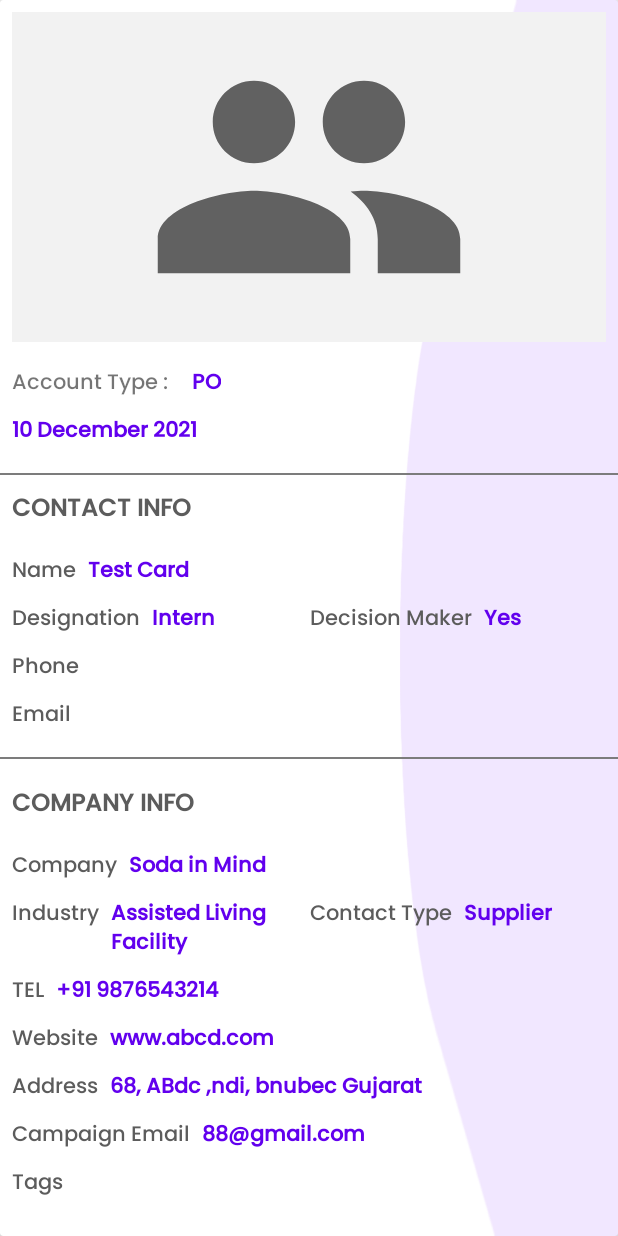
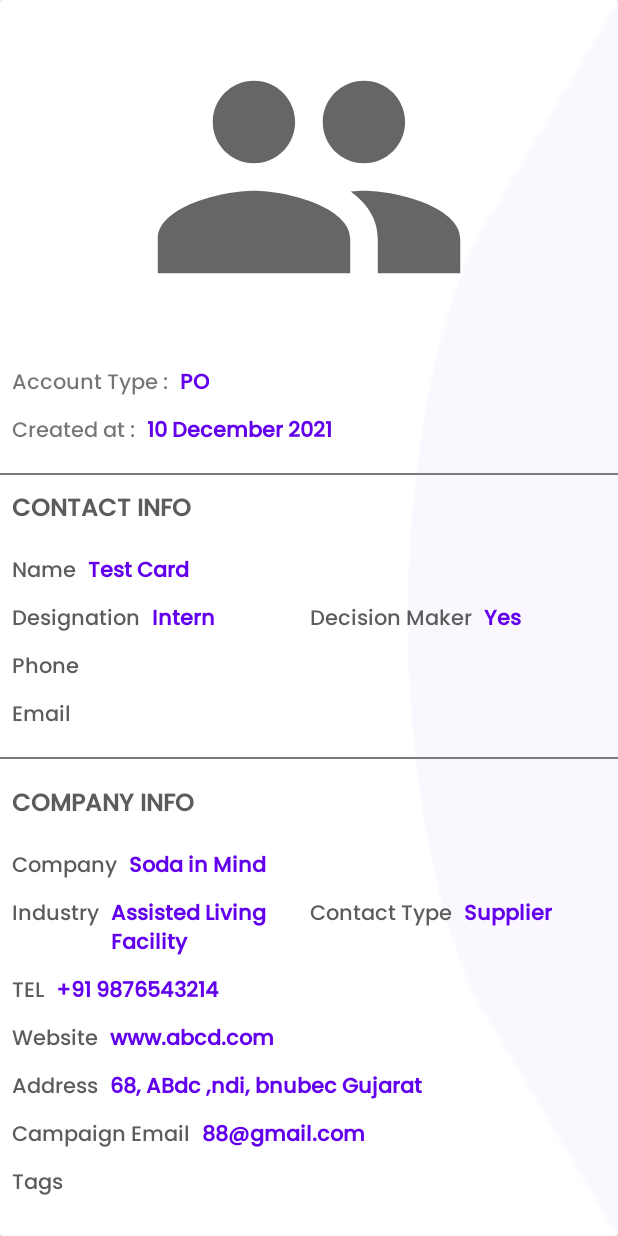
Before and after one commit to priyanshudesai/Navigation-With-Currency-Converter-and-Calculator, an Android app: the layout activity_card_details.xml on its own in the app's theme, with its tools: preview values and no code run, on a phone screen of 412 x 824 dp. Run offline under Robolectric (Android 15) with nearby library versions, the phone set to English and light mode, and no system bars.

Commit message:
Done with changes and design fixes 25/01/22

```diff
--- a/app/build.gradle
+++ b/app/build.gradle
@@ -5,7 +5,7 @@ plugins {
 }
 
 android {
-    compileSdk 30
+    compileSdk 31
 
     defaultConfig {
         applicationId "com.pd.currencyconverter"
--- a/app/src/main/AndroidManifest.xml
+++ b/app/src/main/AndroidManifest.xml
@@ -12,7 +12,7 @@
         android:supportsRtl="true"
         android:theme="@style/Theme.CurrencyConverter">
         <activity
-            android:name=".CardDetailsActivity"
+            android:name=".ui.cardlist.CardDetailsActivity"
             android:exported="false" />
         <activity
             android:name=".NavigationActivity"
--- a/app/src/main/java/com/pd/currencyconverter/adapter/EmployeeListAdapter.kt
+++ b/app/src/main/java/com/pd/currencyconverter/adapter/EmployeeListAdapter.kt
@@ -11,7 +11,7 @@ import androidx.cardview.widget.CardView
 import androidx.recyclerview.widget.RecyclerView
 import com.bumptech.glide.Glide
 import com.bumptech.glide.request.RequestOptions
-import com.pd.currencyconverter.CardDetailsActivity
+import com.pd.currencyconverter.ui.cardlist.CardDetailsActivity
 import com.pd.currencyconverter.R
 import com.pd.currencyconverter.dataclass.Data
 
--- a/app/src/main/java/com/pd/currencyconverter/ui/cardlist/CardListFragment.kt
+++ b/app/src/main/java/com/pd/currencyconverter/ui/cardlist/CardListFragment.kt
@@ -120,5 +120,4 @@ class CardListFragment : Fragment() {
             binding.tvTotalCardFrag.text = filteredList.size.toString() + " Cards total"
         } else Toast.makeText(context, "No Data Found..", Toast.LENGTH_SHORT).show()
     }
-
 }
--- a/app/src/main/java/com/pd/currencyconverter/ui/currencyconverter/CurrencyConverterFragment.kt
+++ b/app/src/main/java/com/pd/currencyconverter/ui/currencyconverter/CurrencyConverterFragment.kt
@@ -26,7 +26,6 @@ class CurrencyConverterFragment : Fragment() {
         container: ViewGroup?,
         savedInstanceState: Bundle?
     ): View {
-
         _binding = FragmentCurrencyConverterBinding.inflate(inflater, container, false)
         val root: View = binding.root
         val aa: ArrayAdapter<*> =
--- a/app/src/main/res/drawable/card_text_background.xml
+++ b/app/src/main/res/drawable/card_text_background.xml
@@ -1,10 +1,8 @@
 <?xml version="1.0" encoding="utf-8"?>
-
 <shape android:shape="rectangle"
     xmlns:android="http://schemas.android.com/apk/res/android">
     <corners
         android:bottomLeftRadius="12dp"
-        android:topLeftRadius="12dp"
         />
     <gradient
         android:angle="45"
--- a/app/src/main/res/drawable/circle_drawable_background_text.xml
+++ b/app/src/main/res/drawable/circle_drawable_background_text.xml
@@ -1,6 +1,8 @@
 <shape xmlns:android="http://schemas.android.com/apk/res/android"
-    android:shape="oval">
+    android:shape="rectangle">
     <solid android:color="@color/purple_500"/>
+    <corners
+        android:radius="5dp"/>
     <stroke android:width="0dp" android:color="#fff" />
     <size android:width="28dp" android:height="28dp"/>
 </shape>
--- a/app/src/main/res/layout/activity_card_details.xml
+++ b/app/src/main/res/layout/activity_card_details.xml
@@ -6,7 +6,7 @@
     android:layout_height="match_parent"
     android:fillViewport="true"
     android:overScrollMode="never"
-    tools:context=".CardDetailsActivity">
+    tools:context=".ui.cardlist.CardDetailsActivity">
 
     <androidx.cardview.widget.CardView
         android:layout_width="match_parent"
@@ -21,7 +21,7 @@
                 android:id="@+id/imageView"
                 android:layout_width="150dp"
                 android:layout_height="match_parent"
-                android:alpha="0.2"
+                android:alpha="0.07"
                 android:layout_gravity="end"
                 android:background="@drawable/card_img_background" />
 
@@ -35,7 +35,6 @@
                 android:layout_height="220dp"
                 android:layout_marginHorizontal="8dp"
                 android:layout_marginTop="8dp"
-                android:background="#f2f2f2"
                 android:src="@drawable/ic_people"
                 app:layout_constraintDimensionRatio="h,9:16"
                 app:layout_constraintEnd_toEndOf="parent"
@@ -57,28 +56,50 @@
                 android:id="@+id/tv_status_cardDetails"
                 android:layout_width="wrap_content"
                 android:layout_height="wrap_content"
-                android:layout_marginStart="16dp"
+                android:layout_marginStart="8dp"
+                android:layout_marginEnd="8dp"
                 android:fontFamily="@font/poppins_medium"
                 android:text="PO"
                 android:textColor="@color/purple_500"
                 android:textSize="14sp"
                 android:textStyle="bold"
+                app:layout_constrainedWidth="true"
                 app:layout_constraintBottom_toBottomOf="@+id/textView5"
+                app:layout_constraintEnd_toEndOf="parent"
+                app:layout_constraintHorizontal_bias="0.0"
                 app:layout_constraintStart_toEndOf="@+id/textView5"
-                app:layout_constraintTop_toTopOf="@+id/textView5" />
+                app:layout_constraintTop_toTopOf="@+id/textView5"
+                app:layout_constraintVertical_bias="0.0" />
+
+            <TextView
+                android:id="@+id/textView15"
+                android:layout_width="wrap_content"
+                android:layout_height="wrap_content"
+                android:layout_marginTop="8dp"
+                android:fontFamily="@font/poppins_medium"
+                android:text="Created at :"
+                android:textSize="14sp"
+                app:layout_constraintStart_toStartOf="@+id/textView5"
+                app:layout_constraintTop_toBottomOf="@+id/tv_status_cardDetails" />
 
             <TextView
                 android:id="@+id/tv_createdAt_cardDetails"
                 android:layout_width="wrap_content"
                 android:layout_height="wrap_content"
-                android:layout_marginTop="8dp"
+                android:layout_marginStart="8dp"
+                android:layout_marginEnd="8dp"
                 android:fontFamily="@font/poppins_medium"
                 android:text="10 December 2021"
                 android:textColor="@color/purple_500"
                 android:textSize="14sp"
                 android:textStyle="bold"
-                app:layout_constraintStart_toStartOf="@+id/textView5"
-                app:layout_constraintTop_toBottomOf="@+id/textView5" />
+                app:layout_constrainedWidth="true"
+                app:layout_constraintBottom_toBottomOf="@+id/textView15"
+                app:layout_constraintEnd_toEndOf="parent"
+                app:layout_constraintHorizontal_bias="0.0"
+                app:layout_constraintStart_toEndOf="@+id/textView15"
+                app:layout_constraintTop_toTopOf="@+id/textView15"
+                app:layout_constraintVertical_bias="0.0" />
 
             <View
                 android:id="@+id/view3"
--- a/app/src/main/res/layout/fragment_card_list.xml
+++ b/app/src/main/res/layout/fragment_card_list.xml
@@ -22,12 +22,15 @@
         android:layout_height="wrap_content"
         android:layout_marginStart="8dp"
         android:layout_marginTop="8dp"
+        android:layout_marginEnd="8dp"
         android:fontFamily="@font/poppins_medium"
         android:singleLine="false"
         android:text="500 Cards total"
+        android:visibility="gone"
         android:textColor="@color/purple_500"
         android:textSize="14sp"
-        android:visibility="gone"
+        app:layout_constraintEnd_toEndOf="parent"
+        app:layout_constraintHorizontal_bias="0.0"
         app:layout_constraintStart_toStartOf="parent"
         app:layout_constraintTop_toTopOf="parent" />
 
--- a/app/src/main/res/layout/layout_company_info_card_details.xml
+++ b/app/src/main/res/layout/layout_company_info_card_details.xml
@@ -41,12 +41,16 @@
             android:layout_width="wrap_content"
             android:layout_height="wrap_content"
             android:layout_marginStart="8dp"
+            android:layout_marginEnd="8dp"
             android:fontFamily="@font/poppins_medium"
             android:text="Soda in Mind"
             android:textColor="@color/purple_500"
             android:textSize="14sp"
             android:textStyle="bold"
+            app:layout_constrainedWidth="true"
             app:layout_constraintBottom_toBottomOf="@+id/textView7"
+            app:layout_constraintEnd_toEndOf="parent"
+            app:layout_constraintHorizontal_bias="0.0"
             app:layout_constraintStart_toEndOf="@+id/textView7"
             app:layout_constraintTop_toTopOf="@+id/textView7" />
 
@@ -60,19 +64,20 @@
             android:textColor="#5C5C5C"
             android:textSize="14sp"
             app:layout_constraintStart_toStartOf="@+id/textView7"
-            app:layout_constraintTop_toBottomOf="@+id/textView7" />
+            app:layout_constraintTop_toBottomOf="@+id/tv_name_companyDetails" />
 
         <TextView
             android:id="@+id/tv_industry_companyDetails"
-            android:layout_width="110dp"
+            android:layout_width="wrap_content"
             android:layout_height="wrap_content"
             android:layout_marginStart="8dp"
+            android:layout_marginEnd="8dp"
             android:fontFamily="@font/poppins_medium"
-            android:lines="2"
             android:text="Assisted Living Facility"
             android:textColor="@color/purple_500"
             android:textSize="14sp"
             android:textStyle="bold"
+            app:layout_constrainedWidth="true"
             app:layout_constraintBottom_toBottomOf="@+id/textView8"
             app:layout_constraintEnd_toStartOf="@+id/textView9"
             app:layout_constraintHorizontal_bias="0.0"
@@ -105,14 +110,16 @@
 
         <TextView
             android:id="@+id/tv_type_companyDetails"
-            android:layout_width="80dp"
+            android:layout_width="wrap_content"
             android:layout_height="wrap_content"
             android:layout_marginStart="8dp"
+            android:layout_marginEnd="8dp"
             android:fontFamily="@font/poppins_medium"
             android:text="Supplier"
             android:textColor="@color/purple_500"
             android:textSize="14sp"
             android:textStyle="bold"
+            app:layout_constrainedWidth="true"
             app:layout_constraintBottom_toBottomOf="@+id/textView9"
             app:layout_constraintEnd_toEndOf="parent"
             app:layout_constraintHorizontal_bias="0.0"
@@ -136,12 +143,15 @@
             android:layout_width="wrap_content"
             android:layout_height="wrap_content"
             android:layout_marginStart="8dp"
+            android:layout_marginEnd="8dp"
             android:fontFamily="@font/poppins_medium"
             android:text="+91 9876543214"
             android:textColor="@color/purple_500"
             android:textSize="14sp"
             android:textStyle="bold"
             app:layout_constraintBottom_toBottomOf="@+id/textView10"
+            app:layout_constraintEnd_toEndOf="parent"
+            app:layout_constraintHorizontal_bias="0.0"
             app:layout_constraintStart_toEndOf="@+id/textView10"
             app:layout_constraintTop_toTopOf="@+id/textView10"
             app:layout_constraintVertical_bias="0.0" />
@@ -160,15 +170,18 @@
 
         <TextView
             android:id="@+id/tv_website_companyDetails"
-            android:layout_width="260dp"
+            android:layout_width="wrap_content"
             android:layout_height="wrap_content"
             android:layout_marginStart="8dp"
+            android:layout_marginEnd="8dp"
             android:fontFamily="@font/poppins_medium"
             android:text="www.abcd.com"
             android:textColor="@color/purple_500"
             android:textSize="14sp"
             android:textStyle="bold"
             app:layout_constraintBottom_toBottomOf="@+id/textView11"
+            app:layout_constraintEnd_toEndOf="parent"
+            app:layout_constraintHorizontal_bias="0.0"
             app:layout_constraintStart_toEndOf="@+id/textView11"
             app:layout_constraintTop_toTopOf="@+id/textView11"
             app:layout_constraintVertical_bias="0.0" />
@@ -188,15 +201,18 @@
 
         <TextView
             android:id="@+id/tv_address_companyDetails"
-            android:layout_width="260dp"
+            android:layout_width="wrap_content"
             android:layout_height="wrap_content"
             android:layout_marginStart="8dp"
+            android:layout_marginEnd="8dp"
             android:fontFamily="@font/poppins_medium"
             android:text="68, ABdc ,ndi, bnubec Gujarat"
             android:textColor="@color/purple_500"
             android:textSize="14sp"
             android:textStyle="bold"
             app:layout_constraintBottom_toBottomOf="@+id/textView12"
+            app:layout_constraintEnd_toEndOf="parent"
+            app:layout_constraintHorizontal_bias="0.0"
             app:layout_constraintStart_toEndOf="@+id/textView12"
             app:layout_constraintTop_toTopOf="@+id/textView12"
             app:layout_constraintVertical_bias="0.0" />
@@ -215,15 +231,18 @@
 
         <TextView
             android:id="@+id/tv_campaignEmail_companyDetails"
-            android:layout_width="200dp"
+            android:layout_width="wrap_content"
             android:layout_height="wrap_content"
             android:layout_marginStart="8dp"
+            android:layout_marginEnd="8dp"
             android:fontFamily="@font/poppins_medium"
             android:text="88@gmail.com"
             android:textColor="@color/purple_500"
             android:textSize="14sp"
             android:textStyle="bold"
             app:layout_constraintBottom_toBottomOf="@+id/textView13"
+            app:layout_constraintEnd_toEndOf="parent"
+            app:layout_constraintHorizontal_bias="0.0"
             app:layout_constraintStart_toEndOf="@+id/textView13"
             app:layout_constraintTop_toTopOf="@+id/textView13"
             app:layout_constraintVertical_bias="0.0" />
@@ -240,26 +259,16 @@
             app:layout_constraintStart_toStartOf="@+id/textView13"
             app:layout_constraintTop_toBottomOf="@+id/tv_campaignEmail_companyDetails" />
 
-<!--        <TextView-->
-<!--            android:id="@+id/tv_tags_companyDetails"-->
-<!--            android:layout_width="wrap_content"-->
-<!--            android:layout_height="wrap_content"-->
-<!--            android:background="@drawable/circle_drawable_background_text"-->
-<!--            android:fontFamily="@font/poppins_medium"-->
-<!--            android:gravity="center"-->
-<!--            android:text="a"-->
-<!--            android:textColor="@color/whiteTextColor"-->
-<!--            android:textSize="14sp"-->
-<!--            android:textStyle="bold"-->
-<!--            app:layout_constraintStart_toStartOf="@+id/textView14"-->
-<!--            app:layout_constraintTop_toBottomOf="@+id/textView14" />-->
-
         <LinearLayout
             android:id="@+id/ll_tags_companyDetails"
             android:layout_width="wrap_content"
             android:layout_height="wrap_content"
+            android:layout_marginStart="8dp"
             android:layout_marginTop="8dp"
+            android:layout_marginEnd="8dp"
             android:orientation="horizontal"
+            app:layout_constraintEnd_toEndOf="parent"
+            app:layout_constraintHorizontal_bias="0.0"
             app:layout_constraintStart_toStartOf="@+id/textView14"
             app:layout_constraintTop_toBottomOf="@+id/textView14" />
 
--- a/app/src/main/res/layout/layout_contact_info_card_details.xml
+++ b/app/src/main/res/layout/layout_contact_info_card_details.xml
@@ -4,6 +4,7 @@
     xmlns:tools="http://schemas.android.com/tools"
     android:layout_width="match_parent"
     android:layout_height="wrap_content">
+
     <androidx.constraintlayout.widget.ConstraintLayout
         android:layout_width="match_parent"
         android:layout_height="wrap_content">
@@ -40,14 +41,19 @@
             android:layout_width="wrap_content"
             android:layout_height="wrap_content"
             android:layout_marginStart="8dp"
+            android:layout_marginEnd="8dp"
             android:fontFamily="@font/poppins_medium"
             android:text="Test Card"
             android:textColor="@color/purple_500"
             android:textSize="14sp"
             android:textStyle="bold"
+            app:layout_constrainedWidth="true"
             app:layout_constraintBottom_toBottomOf="@+id/textView7"
+            app:layout_constraintEnd_toEndOf="parent"
+            app:layout_constraintHorizontal_bias="0.0"
             app:layout_constraintStart_toEndOf="@+id/textView7"
-        app:layout_constraintTop_toTopOf="@+id/textView7" />
+            app:layout_constraintTop_toTopOf="@+id/textView7"
+            app:layout_constraintVertical_bias="0.0" />
 
         <TextView
             android:id="@+id/textView8"
@@ -59,21 +65,26 @@
             android:textColor="#5C5C5C"
             android:textSize="14sp"
             app:layout_constraintStart_toStartOf="@+id/textView7"
-        app:layout_constraintTop_toBottomOf="@+id/textView7" />
+            app:layout_constraintTop_toBottomOf="@+id/tv_name_cardDetails" />
 
         <TextView
             android:id="@+id/tv_designation_cardDetails"
             android:layout_width="wrap_content"
             android:layout_height="wrap_content"
             android:layout_marginStart="8dp"
+            android:layout_marginEnd="8dp"
             android:fontFamily="@font/poppins_medium"
             android:text="Intern"
             android:textColor="@color/purple_500"
             android:textSize="14sp"
             android:textStyle="bold"
+            app:layout_constrainedWidth="true"
             app:layout_constraintBottom_toBottomOf="@+id/textView8"
+            app:layout_constraintEnd_toStartOf="@+id/view"
+            app:layout_constraintHorizontal_bias="0.0"
             app:layout_constraintStart_toEndOf="@+id/textView8"
-        app:layout_constraintTop_toTopOf="@+id/textView8" />
+            app:layout_constraintTop_toTopOf="@+id/textView8"
+            app:layout_constraintVertical_bias="0.0" />
 
         <View
             android:id="@+id/view"
@@ -103,14 +114,19 @@
             android:layout_width="wrap_content"
             android:layout_height="wrap_content"
             android:layout_marginStart="8dp"
+            android:layout_marginEnd="8dp"
             android:fontFamily="@font/poppins_medium"
             android:text="Yes"
             android:textColor="@color/purple_500"
             android:textSize="14sp"
             android:textStyle="bold"
+            app:layout_constrainedWidth="true"
             app:layout_constraintBottom_toBottomOf="@+id/textView8"
+            app:layout_constraintEnd_toEndOf="parent"
+            app:layout_constraintHorizontal_bias="0.0"
             app:layout_constraintStart_toEndOf="@+id/textView9"
-        app:layout_constraintTop_toTopOf="@+id/textView8" />
+            app:layout_constraintTop_toTopOf="@+id/textView8"
+            app:layout_constraintVertical_bias="0.0" />
 
         <TextView
             android:id="@+id/textView10"
@@ -122,18 +138,22 @@
             android:textColor="#5C5C5C"
             android:textSize="14sp"
             app:layout_constraintStart_toStartOf="@+id/textView8"
-        app:layout_constraintTop_toBottomOf="@+id/textView8" />
+            app:layout_constraintTop_toBottomOf="@+id/tv_designation_cardDetails" />
 
         <TextView
             android:id="@+id/tv_phoneNumber_cardDetails"
             android:layout_width="wrap_content"
             android:layout_height="wrap_content"
             android:layout_marginStart="8dp"
+            android:layout_marginEnd="8dp"
             android:fontFamily="@font/poppins_medium"
             android:textColor="@color/purple_500"
             android:textSize="14sp"
             android:textStyle="bold"
+            app:layout_constrainedWidth="true"
             app:layout_constraintBottom_toBottomOf="@+id/textView10"
+            app:layout_constraintEnd_toStartOf="@+id/tv_phoneNumberType_cardDetails"
+            app:layout_constraintHorizontal_bias="0.0"
             app:layout_constraintStart_toEndOf="@+id/textView10"
             app:layout_constraintTop_toTopOf="@+id/textView10"
             app:layout_constraintVertical_bias="0.0" />
@@ -142,13 +162,15 @@
             android:id="@+id/tv_phoneNumberType_cardDetails"
             android:layout_width="wrap_content"
             android:layout_height="wrap_content"
-            android:layout_marginStart="8dp"
+            android:layout_marginEnd="8dp"
             android:fontFamily="@font/poppins_medium"
             android:textColor="@color/purple_500"
             android:textSize="14sp"
             android:textStyle="bold"
+            android:gravity="right"
+            app:layout_constrainedWidth="true"
             app:layout_constraintBottom_toBottomOf="@+id/tv_phoneNumber_cardDetails"
-            app:layout_constraintStart_toEndOf="@+id/tv_phoneNumber_cardDetails"
+            app:layout_constraintEnd_toEndOf="parent"
             app:layout_constraintTop_toTopOf="@+id/tv_phoneNumber_cardDetails"
             app:layout_constraintVertical_bias="0.0" />
 
@@ -173,7 +195,10 @@
             android:textColor="@color/purple_500"
             android:textSize="14sp"
             android:textStyle="bold"
+            app:layout_constrainedWidth="true"
             app:layout_constraintBottom_toBottomOf="@+id/textView11"
+            app:layout_constraintEnd_toStartOf="@+id/tv_emailType_cardDetails"
+            app:layout_constraintHorizontal_bias="0.0"
             app:layout_constraintStart_toEndOf="@+id/textView11"
             app:layout_constraintTop_toTopOf="@+id/textView11"
             app:layout_constraintVertical_bias="0.0" />
@@ -182,13 +207,15 @@
             android:id="@+id/tv_emailType_cardDetails"
             android:layout_width="wrap_content"
             android:layout_height="wrap_content"
-            android:layout_marginStart="8dp"
+            android:layout_marginEnd="8dp"
             android:fontFamily="@font/poppins_medium"
             android:textColor="@color/purple_500"
             android:textSize="14sp"
+            android:gravity="right"
             android:textStyle="bold"
+            app:layout_constrainedWidth="true"
             app:layout_constraintBottom_toBottomOf="@+id/tv_email_cardDetails"
-            app:layout_constraintStart_toEndOf="@+id/tv_email_cardDetails"
+            app:layout_constraintEnd_toEndOf="parent"
             app:layout_constraintTop_toTopOf="@+id/tv_email_cardDetails"
             app:layout_constraintVertical_bias="0.0" />
 
--- a/app/src/main/res/layout/view_content_navigation.xml
+++ b/app/src/main/res/layout/view_content_navigation.xml
@@ -9,7 +9,7 @@
 
     <fragment
         android:id="@+id/nav_host_fragment_content_navigation"
-        android:name="androidx.navigation.fragment.NavHostFragment"
+        class="androidx.navigation.fragment.NavHostFragment"
         android:layout_width="match_parent"
         android:layout_height="match_parent"
         app:defaultNavHost="true"
```
Also changed, not shown: app/src/main/java/com/pd/currencyconverter/CardDetailsActivity.kt (deleted, +0 -104 lines), app/src/main/java/com/pd/currencyconverter/NavigationActivity.kt (+9 -8 lines), app/src/main/res/layout/layout_card_list.xml (+13 -6 lines), app/src/main/res/drawable/card_img_background.png. Lines whose indentation alone changed are shown as unchanged.
